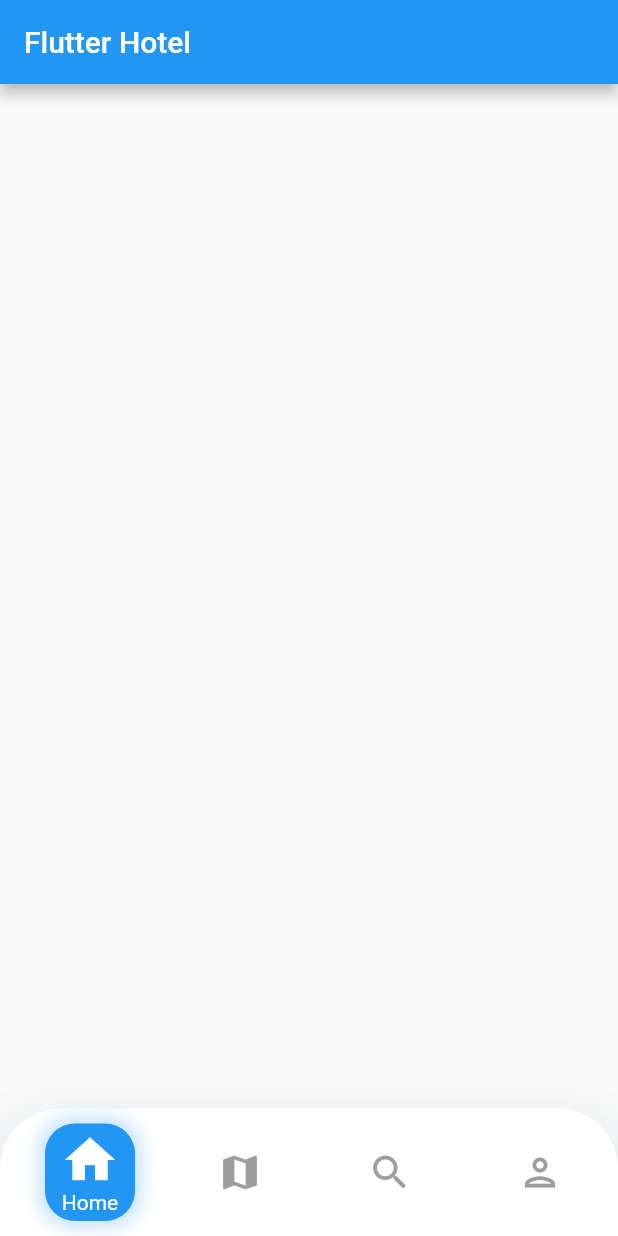
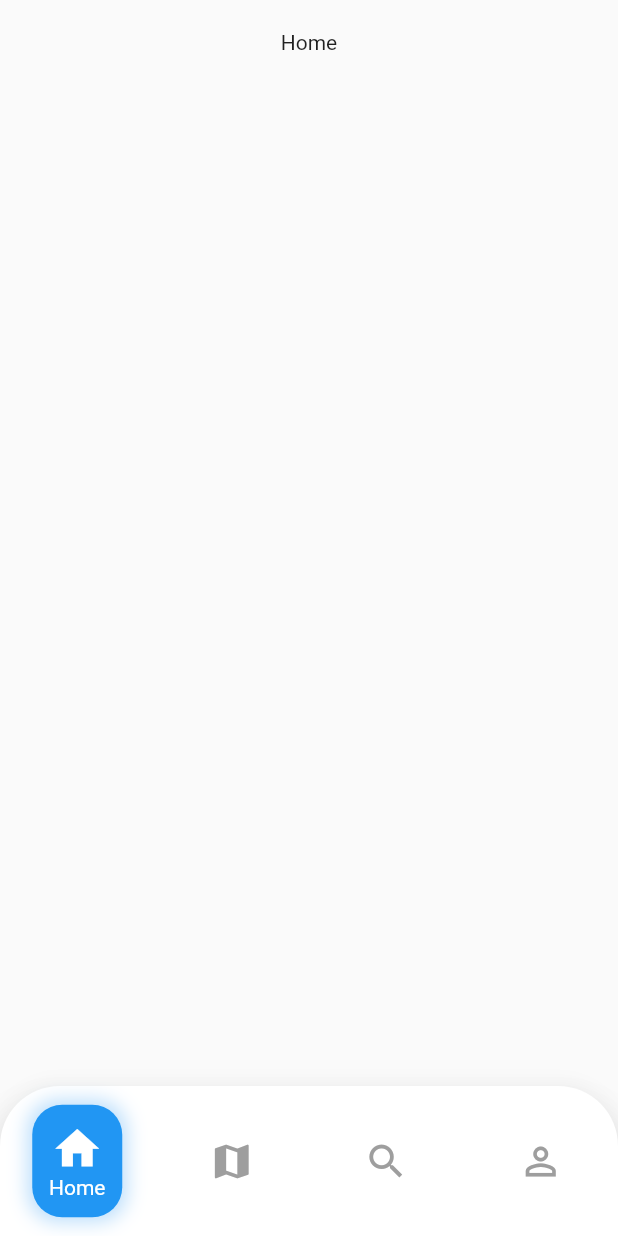
Before and after one commit to rick195s/Flutter-Travel, a Flutter app: the screen it shows after launch, on a phone screen of 412 x 824 dp. Run offline on Flutter 3.47's test engine with Material 2 defaults, Android fonts, the phone set to English and light mode, and no system bars; generated files the repository leaves out were written again.

Commit message:
BottomNavigationBar v.0.1

```diff
--- a/lib/main.dart
+++ b/lib/main.dart
@@ -1,7 +1,9 @@
 import 'package:flutter/cupertino.dart';
 import 'package:flutter/material.dart';
 import 'package:flutter_gen/gen_l10n/app_localizations.dart';
-import 'package:flutter_hotel/ui/bottomNavigationBar.dart';
+import 'package:flutter_hotel/pages/settings.dart';
+import 'package:flutter_hotel/pages/home.dart';
+import 'package:flutter_hotel/ui/BottomNavigationBarIcons.dart';
 
 void main() {
   runApp(MyApp());
@@ -46,72 +48,20 @@ class _MyHomePageState extends State<MyHomePage> {
   @override
   Widget build(BuildContext context) {
     return Scaffold(
-      bottomNavigationBar: bottomNavigationBar(context),
-      appBar: new AppBar(
-        title: new Text(widget.title),
-      ),
-      body: new Center(),
-    );
-  }
-
-  Widget bottomNavigationBar(BuildContext context) {
-    return Material(
-      shadowColor: Colors.blue,
-      elevation: 35,
-      borderRadius: BorderRadius.only(
-          topLeft: Radius.circular(40), topRight: Radius.circular(40)),
-      color: Colors.white,
-      child: Container(
-        height: 85,
-        child: ListView.builder(
-          padding: const EdgeInsets.symmetric(horizontal: 10, vertical: 10),
-          itemCount: items.length,
-          itemBuilder: (context, i) => Padding(
-            padding: const EdgeInsets.symmetric(horizontal: 20),
-            child: GestureDetector(
-              onTap: () {
-                changeState(i);
-              },
-              child: AnimatedContainer(
-                duration: Duration(
-                  milliseconds: 250,
-                ),
-                width: 60,
-                curve: Curves.decelerate,
-                decoration: i == _currentIndex
-                    ? BoxDecoration(
-                        boxShadow: [
-                          BoxShadow(
-                              color: Colors.blue.shade100,
-                              spreadRadius: 3,
-                              blurRadius: 10),
-                        ],
-                        borderRadius: BorderRadius.all(Radius.circular(20)),
-                        color: Colors.blue,
-                      )
-                    : BoxDecoration(
-                        borderRadius: BorderRadius.all(Radius.circular(100)),
-                      ),
-                child: Column(
-                  mainAxisAlignment: MainAxisAlignment.center,
-                  children: i == _currentIndex
-                      ? [
-                          Icon(items[i], size: 40, color: Colors.white),
-                          Text(
-                            "Home",
-                            style: TextStyle(color: Colors.white),
-                          ),
-                        ]
-                      : [
-                          Icon(items[i], size: 30, color: Colors.grey),
-                        ],
-                ),
-              ),
-            ),
-          ),
-          scrollDirection: Axis.horizontal,
+        bottomNavigationBar: CustomBottomNavigationBar(
+          icons: bottomItems,
+          onTap: changeState,
+          currentIndex: _currentIndex,
         ),
-      ),
-    );
+        body: SafeArea(
+          child: _pages[_currentIndex],
+        ));
   }
 }
+
+List<Widget> _pages = <Widget>[
+  HomePage("Home"),
+  SettingsPage("2"),
+  SettingsPage("3"),
+  SettingsPage("4"),
+];
--- /dev/null
+++ b/lib/pages/home.dart
@@ -0,0 +1,23 @@
+import 'package:flutter/material.dart';
+
+class HomePage extends StatefulWidget {
+  HomePage(this.title);
+
+  final String title;
+
+  @override
+  _HomePageState createState() => _HomePageState();
+}
+
+class _HomePageState extends State<HomePage> {
+  @override
+  Widget build(BuildContext context) {
+    return SingleChildScrollView(
+      padding: EdgeInsets.only(top: 20),
+      child: Container(
+        alignment: Alignment.center,
+        child: Text(widget.title),
+      ),
+    );
+  }
+}
--- a/lib/pages/settings.dart
+++ b/lib/pages/settings.dart
@@ -10,11 +10,10 @@ class SettingsPage extends StatefulWidget {
 }
 
 class _SettingsPageState extends State<SettingsPage> {
-  int count = 0;
   @override
   Widget build(BuildContext context) {
-    return Scaffold(
-      body: Text('$count'),
+    return Row(
+      children: [Text(widget.title)],
     );
   }
 }
--- /dev/null
+++ b/lib/ui/BottomNavigationBarIcons.dart
@@ -0,0 +1,159 @@
+import 'package:flutter/material.dart';
+
+class CustomBottomNavigationBar extends StatefulWidget {
+  final ValueChanged<int>? onTap;
+  final int currentIndex;
+  final List<CustomBottomNavigationBarIcons> icons;
+
+  CustomBottomNavigationBar(
+      {required this.currentIndex, required this.onTap, required this.icons});
+
+  @override
+  _CustomBottomNavigationBarState createState() =>
+      _CustomBottomNavigationBarState();
+}
+
+class _CustomBottomNavigationBarState extends State<CustomBottomNavigationBar> {
+  List<Widget> _createTiles() {
+    final List<Widget> tiles = <Widget>[];
+
+    for (int i = 0; i < widget.icons.length; i++) {
+      tiles.add(_CustomBottomNavigationTile(
+        widget.icons[i],
+        onTap: () {
+          widget.onTap?.call(i);
+        },
+        selected: i == widget.currentIndex,
+      ));
+    }
+
+    return tiles;
+  }
+
+  @override
+  Widget build(BuildContext context) {
+    return Material(
+      elevation: 15,
+      borderRadius: BorderRadius.only(
+          topLeft: Radius.circular(40), topRight: Radius.circular(40)),
+      color: Colors.white,
+      child: Container(
+        height: 100,
+        child: Row(
+          children: _createTiles(),
+        ),
+      ),
+    );
+  }
+}
+
+// This represents a single tile in the bottom navigation bar. It is intended
+// to go into a flex container.
+class _CustomBottomNavigationTile extends StatelessWidget {
+  const _CustomBottomNavigationTile(
+    this.item, {
+    this.onTap,
+    this.selected = false,
+  });
+
+  final CustomBottomNavigationBarIcons item;
+  final VoidCallback? onTap;
+  final bool selected;
+
+  @override
+  Widget build(BuildContext context) {
+    return Expanded(
+      child: Center(
+        child: InkResponse(
+          onTap: onTap,
+          child: Column(
+            mainAxisSize: MainAxisSize.min,
+            children: <Widget>[
+              _CustomItems(
+                item,
+                selected: selected,
+              ),
+            ],
+          ),
+        ),
+      ),
+    );
+  }
+}
+
+class _CustomItems extends StatelessWidget {
+  final bool selected;
+  final CustomBottomNavigationBarIcons icon;
+
+  _CustomItems(this.icon, {this.selected = false});
+
+  @override
+  Widget build(BuildContext context) {
+    return AnimatedContainer(
+      duration: Duration(
+        milliseconds: 200,
+      ),
+      width: 60,
+      height: 75,
+      curve: Curves.decelerate,
+      decoration: selected
+          ? BoxDecoration(
+              boxShadow: [
+                BoxShadow(
+                    color: Colors.blue.shade100,
+                    spreadRadius: 3,
+                    blurRadius: 10),
+              ],
+              borderRadius: BorderRadius.all(Radius.circular(20)),
+              color: Colors.blue,
+            )
+          : BoxDecoration(
+              borderRadius: BorderRadius.all(Radius.circular(100)),
+            ),
+      child: Column(
+        mainAxisAlignment: MainAxisAlignment.center,
+        children: selected ? icon.getActiveIcon() : icon.getInactiveIcon(),
+      ),
+    );
+  }
+}
+
+class CustomBottomNavigationBarIcons {
+  final String label;
+  final IconData icon;
+
+  const CustomBottomNavigationBarIcons(
+      {required this.label, required this.icon});
+
+  List<Widget> getActiveIcon() {
+    return [
+      Icon(
+        icon,
+        color: Colors.white,
+        size: 35,
+      ),
+      Text(
+        label,
+        style: TextStyle(color: Colors.white),
+      ),
+    ];
+  }
+
+  List<Widget> getInactiveIcon() {
+    return [
+      Icon(
+        icon,
+        color: Colors.grey,
+        size: 30,
+      ),
+    ];
+  }
+}
+
+const List<CustomBottomNavigationBarIcons> bottomItems =
+    <CustomBottomNavigationBarIcons>[
+  CustomBottomNavigationBarIcons(label: "Home", icon: Icons.home),
+  CustomBottomNavigationBarIcons(label: "Map", icon: Icons.map),
+  CustomBottomNavigationBarIcons(label: "Search", icon: Icons.search),
+  CustomBottomNavigationBarIcons(label: "Profile", icon: Icons.person_outline),
+];
--- a/lib/ui/bottomNavigationBar.dart
+++ /dev/null
@@ -1,71 +0,0 @@
-import 'package:flutter/material.dart';
-
-class BottomNavigationBarUI extends StatefulWidget {
-  BottomNavigationBarUI();
-
-  @override
-  _BottomNavigationBarUIState createState() => _BottomNavigationBarUIState();
-}
-
-class _BottomNavigationBarUIState extends State<BottomNavigationBarUI> {
-  int _currentIndex = 0;
-
-  void changeState(int index) {
-    setState(() {
-      _currentIndex = index;
-    });
-    print(index);
-    print(_currentIndex);
-  }
-
-  @override
-  Widget build(BuildContext context) {
-    return Padding(
-      padding: const EdgeInsets.all(20),
-      child: Material(
-        elevation: 10,
-        borderRadius: BorderRadius.circular(20),
-        color: Colors.black,
-        child: Container(
-          height: 70,
-          child: ListView.builder(
-            padding: const EdgeInsets.symmetric(horizontal: 30),
-            itemCount: items.length,
-            itemBuilder: (context, i) => Padding(
-              padding: const EdgeInsets.symmetric(horizontal: 30),
-              child: GestureDetector(
-                onTap: () {
-                  changeState(i);
-                },
-                child: AnimatedContainer(
-                  duration: Duration(
-                    milliseconds: 250,
-                  ),
-                  decoration: BoxDecoration(),
-                  width: 35,
-                  child: Icon(items[i],
-                      size: 35,
-                      color: i == _currentIndex ? Colors.red : Colors.grey),
-                ),
-              ),
-            ),
-            scrollDirection: Axis.horizontal,
-          ),
-        ),
-      ),
-    );
-  }
-}
-
-List<Widget> _pages = <Widget>[
-  Text("1"),
-  Text("2"),
-  Text("3"),
-];
-
-List<IconData> items = <IconData>[
-  Icons.home,
-  Icons.map,
-  Icons.search,
-  Icons.person_outlined,
-];
```
